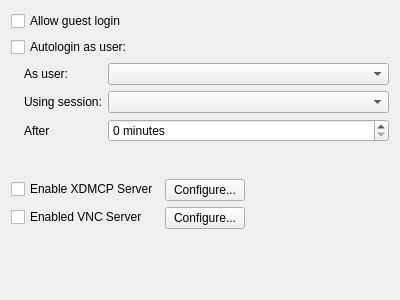
Before: the Qt Designer form kcm/coreconfig.ui in KDE/lightdm, drawn with Qt 5.
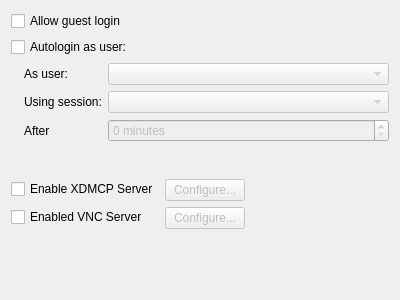
After: the same form once the commit is applied. Custom widgets are drawn as their Qt base class.

Diff of the .ui file:
```diff
--- a/kcm/coreconfig.ui
+++ b/kcm/coreconfig.ui
@@ -56,7 +56,11 @@
         </widget>
        </item>
        <item row="0" column="1">
-        <widget class="QComboBox" name="comboBox"/>
+        <widget class="QComboBox" name="autoLoginUser">
+         <property name="enabled">
+          <bool>false</bool>
+         </property>
+        </widget>
        </item>
        <item row="1" column="0">
         <widget class="QLabel" name="label_2">
@@ -66,7 +70,11 @@
         </widget>
        </item>
        <item row="1" column="1">
-        <widget class="QComboBox" name="comboBox_2"/>
+        <widget class="QComboBox" name="autoLoginSession">
+         <property name="enabled">
+          <bool>false</bool>
+         </property>
+        </widget>
        </item>
        <item row="2" column="0">
         <widget class="QLabel" name="label_3">
@@ -76,7 +84,10 @@
         </widget>
        </item>
        <item row="2" column="1">
-        <widget class="QSpinBox" name="spinBox">
+        <widget class="QSpinBox" name="autoLoginTimeout">
+         <property name="enabled">
+          <bool>false</bool>
+         </property>
          <property name="suffix">
           <string> minutes</string>
          </property>
@@ -100,6 +111,9 @@
      </item>
      <item row="0" column="1">
       <widget class="KPushButton" name="kpushbutton">
+       <property name="enabled">
+        <bool>false</bool>
+       </property>
        <property name="text">
         <string>Configure...</string>
        </property>
@@ -114,6 +128,9 @@
      </item>
      <item row="1" column="1">
       <widget class="KPushButton" name="kpushbutton_2">
+       <property name="enabled">
+        <bool>false</bool>
+       </property>
        <property name="text">
         <string>Configure...</string>
        </property>
```
Left out of the diff: 91 changed lines with no effect on the pictures.
